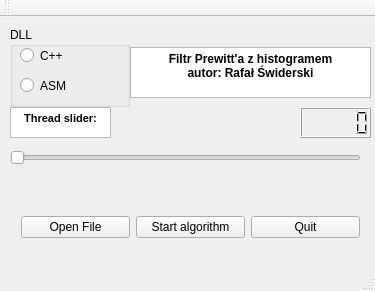
ObiWan-Banan/Filtr-prewitta, file JAproj.ui: the form before one commit.
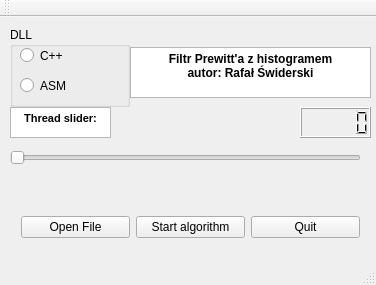
The form after the commit.

Commit message: histogram display window added

Patch:
```diff
--- a/JAproj.ui
+++ b/JAproj.ui
@@ -6,8 +6,8 @@
    <rect>
     <x>0</x>
     <y>0</y>
-    <width>375</width>
-    <height>291</height>
+    <width>376</width>
+    <height>285</height>
    </rect>
   </property>
   <property name="windowTitle">
```
The commit also changes 4 other files.
